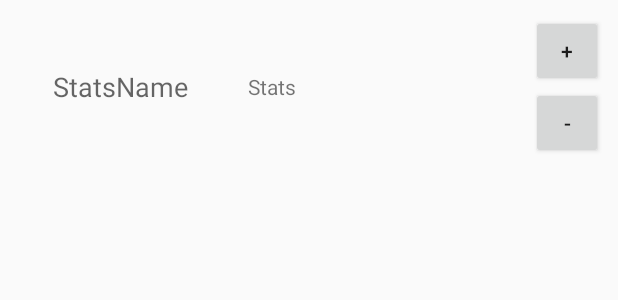
After one commit to jasonnance/bucketbuddy, an Android app: the layout child_layout3.xml on its own in the app's theme, with its tools: preview values and no code run, on a phone screen of 412 x 824 dp. The commit adds this screen. Shown: the top 300 px of the screen. Run offline under Robolectric (Android 15) with nearby library versions, the phone set to English and light mode, and no system bars.

Commit message:
a lot of changes(2)

```diff
--- /dev/null
+++ b/BucketBuddy/app/src/main/res/layout/child_layout3.xml
@@ -0,0 +1,54 @@
+<?xml version="1.0" encoding="utf-8"?>
+<LinearLayout xmlns:android="http://schemas.android.com/apk/res/android"
+    android:orientation="horizontal"
+    android:layout_width="fill_parent"
+    android:layout_height="wrap_content"
+    android:padding="10dp"
+    android:id="@+id/child3">
+
+    <TextView
+        android:id="@+id/StatsPlayer"
+        android:textAppearance="?android:attr/textAppearanceMedium"
+        android:layout_width="wrap_content"
+        android:layout_height="wrap_content"
+        android:layout_alignParentLeft="true"
+        android:layout_centerVertical="true"
+        android:paddingLeft="25dp"
+        android:layout_marginRight="40dp"
+        android:text="StatsName"
+        android:layout_gravity="center" />
+
+    <TextView
+        android:layout_width="wrap_content"
+        android:layout_height="wrap_content"
+        android:textAppearance="?android:attr/textAppearanceSmall"
+        android:text="Stats"
+        android:id="@+id/statsAttribute"
+        android:layout_gravity="center|right" />
+
+    <LinearLayout
+        android:orientation="vertical"
+        android:layout_width="fill_parent"
+        android:layout_height="wrap_content"
+        android:layout_gravity="left">
+
+        <Button
+            style="?android:attr/buttonStyleSmall"
+            android:layout_width="wrap_content"
+            android:layout_height="wrap_content"
+            android:text="+"
+            android:id="@+id/plusButton"
+            android:layout_weight="1"
+            android:layout_gravity="center|right" />
+
+        <Button
+            style="?android:attr/buttonStyleSmall"
+            android:layout_width="wrap_content"
+            android:layout_height="wrap_content"
+            android:text="-"
+            android:id="@+id/minusButton"
+            android:layout_weight="1"
+            android:layout_gravity="center|right" />
+    </LinearLayout>
+
+</LinearLayout>
```
Also changed, not shown: BucketBuddy/app/src/main/java/com/cs495/bucketbuddy/GameScreenActivity.java (+54 -12 lines), BucketBuddy/app/src/main/java/com/cs495/bucketbuddy/MyAdapter3.java (added, +255 -0 lines), BucketBuddy/app/src/main/res/layout/activity_Statslist.xml (added, +33 -0 lines), BucketBuddy/app/src/main/res/layout/activity_gamescreen.xml (+19 -3 lines), BucketBuddy/app/src/main/res/layout/child_layout4.xml (added, +15 -0 lines), BucketBuddy/app/src/main/res/layout/parent_layout2.xml (added, +24 -0 lines), 2 other files.
